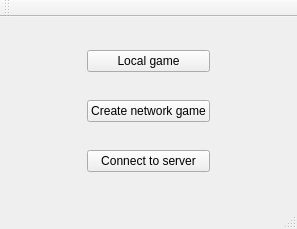
This is 3/Tanks/mainWindow.ui in shurik111333/homework as Qt 5 draws it before an edit. The edited form follows.
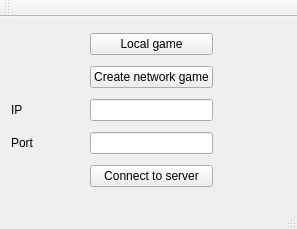
This is the edited form.

Diff of the .ui file:
```diff
--- a/3/Tanks/mainWindow.ui
+++ b/3/Tanks/mainWindow.ui
@@ -28,13 +28,6 @@
       </property>
      </spacer>
     </item>
-    <item row="1" column="1">
-     <widget class="QPushButton" name="buttonServerNetGame">
-      <property name="text">
-       <string>Create network game</string>
-      </property>
-     </widget>
-    </item>
     <item row="0" column="2">
      <spacer name="horizontalSpacer_2">
       <property name="orientation">
@@ -53,15 +46,45 @@
       <property name="text">
        <string>Local game</string>
       </property>
+      <property name="checkable">
+       <bool>false</bool>
+      </property>
+     </widget>
+    </item>
+    <item row="1" column="1">
+     <widget class="QPushButton" name="buttonServerNetGame">
+      <property name="text">
+       <string>Create network game</string>
+      </property>
      </widget>
     </item>
     <item row="2" column="1">
+     <widget class="QLineEdit" name="lineIP"/>
+    </item>
+    <item row="2" column="0">
+     <widget class="QLabel" name="labelIP">
+      <property name="text">
+       <string>IP</string>
+      </property>
+     </widget>
+    </item>
+    <item row="4" column="1">
      <widget class="QPushButton" name="buttonConnect">
       <property name="text">
        <string>Connect to server</string>
       </property>
      </widget>
     </item>
+    <item row="3" column="1">
+     <widget class="QLineEdit" name="linePort"/>
+    </item>
+    <item row="3" column="0">
+     <widget class="QLabel" name="labelPort">
+      <property name="text">
+       <string>Port</string>
+      </property>
+     </widget>
+    </item>
    </layout>
   </widget>
   <widget class="QMenuBar" name="menuBar">
```
